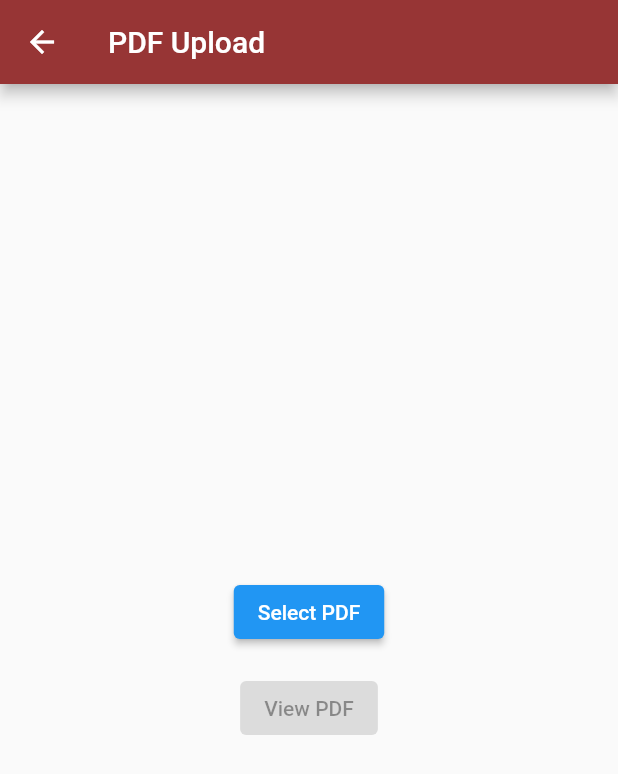
After one commit to AlexiaDucreay/Course-organizer, a Flutter app: the PdfUploadPage screen opened by its route, after a tap on "Select PDF", on a phone screen of 412 x 824 dp. The commit adds this screen. Shown: the top 774 px of the screen. Run offline on Flutter 3.47's test engine with Material 2 defaults, Android fonts, the phone set to English and light mode, and no system bars; our stand-ins replace file_picker, firebase_auth, firebase_core, geolocator, google_fonts, isar and 1 more; missing offline and left inert: flutter_file_view; accounts and stored records are empty; generated files the repository leaves out were written again; network calls fail.

Commit message:
update
add in the sign out button and pdf uploader

```diff
--- a/orgme_app/lib/main.dart
+++ b/orgme_app/lib/main.dart
@@ -9,6 +9,7 @@ import 'package:orgme_app/pages/register.dart';
 import 'package:orgme_app/pages/reset.dart';
 import 'firebase_options.dart';
 import 'data/isar_service.dart';
+import 'package:orgme_app/pages/pdf_uploader.dart';
 
 void main() async {
   WidgetsFlutterBinding.ensureInitialized();
@@ -34,6 +35,7 @@ class MyApp extends StatelessWidget {
         AuthPage.id: (context) => AuthPage(),
         registerPage.id: (context) => registerPage(),
         resetPasswordPage.id: (context) => resetPasswordPage(),
+        PdfUploadPage.id: (context) => PdfUploadPage(),
         Calendar.id: (context) => Calendar(),
       },
     );
--- /dev/null
+++ b/orgme_app/lib/pages/pdf_uploader.dart
@@ -0,0 +1,58 @@
+import 'package:flutter/material.dart'; // importing the Flutter material package
+import 'dart:io'; // importing the dart:io package for file operations
+import 'package:file_picker/file_picker.dart'; // importing the file_picker package for file picking
+import 'package:flutter_file_view/flutter_file_view.dart';
+
+class PdfUploadPage extends StatefulWidget {
+  static const String id = 'pdf_upload_page';
+  const PdfUploadPage({super.key});
+
+  @override
+  State<PdfUploadPage> createState() => _PdfUploadPageState();
+}
+
+class _PdfUploadPageState extends State<PdfUploadPage> {
+  File? _pdfFile; // variable to hold the selected PDF file
+
+  Future<void> _pickPDF() async {
+    // function to pick a PDF file from device storage
+    final result = await FilePicker.platform.pickFiles(
+      type: FileType.custom,
+      allowedExtensions: ['pdf'],
+    );
+
+    if (result != null) {
+      setState(() {
+        _pdfFile = File(result.files.single.path!);
+      });
+    }
+  }
+
+  void _viewPDF() {}
+
+  @override
+  Widget build(BuildContext context) {
+    return Scaffold(
+      appBar: AppBar(
+        title: const Text('PDF Upload'),
+        backgroundColor: const Color.fromARGB(255, 151, 53, 53),
+      ),
+      body: Center(
+        child: Column(
+          mainAxisAlignment: MainAxisAlignment.center,
+          children: <Widget>[
+            ElevatedButton(
+              onPressed: _pickPDF,
+              child: const Text('Select PDF'),
+            ),
+            const SizedBox(height: 16.0),
+            ElevatedButton(
+              onPressed: _pdfFile == null ? null : _viewPDF,
+              child: const Text('View PDF'),
+            ),
+          ],
+        ),
+      ),
+    );
+  }
+}
--- a/orgme_app/pubspec.yaml
+++ b/orgme_app/pubspec.yaml
@@ -28,10 +28,14 @@ environment:
 # the latest version available on pub.dev. To see which dependencies have newer
 # versions available, run `flutter pub outdated`.
 dependencies:
+  colours: ^0.0.2
+  file_picker: ^5.2.10
   flutter:
     sdk: flutter
+  flutter_file_view: ^2.2.1
   isar: ^3.0.2
   isar_flutter_libs: ^3.0.2
+
 
 
   # The following adds the Cupertino Icons font to your application.
```
Also changed, not shown: orgme_app/lib/pages/auth_page.dart (+12 -3 lines), orgme_app/lib/pages/calendar.dart (+44 -1 lines), orgme_app/lib/pages/login_page.dart (+17 -20 lines), orgme_app/lib/pages/register.dart (+0 -16 lines), orgme_app/pubspec.lock.
